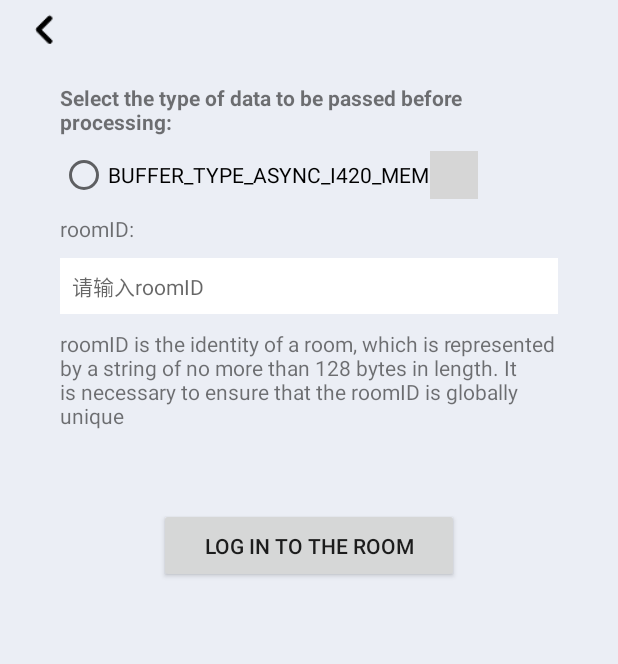
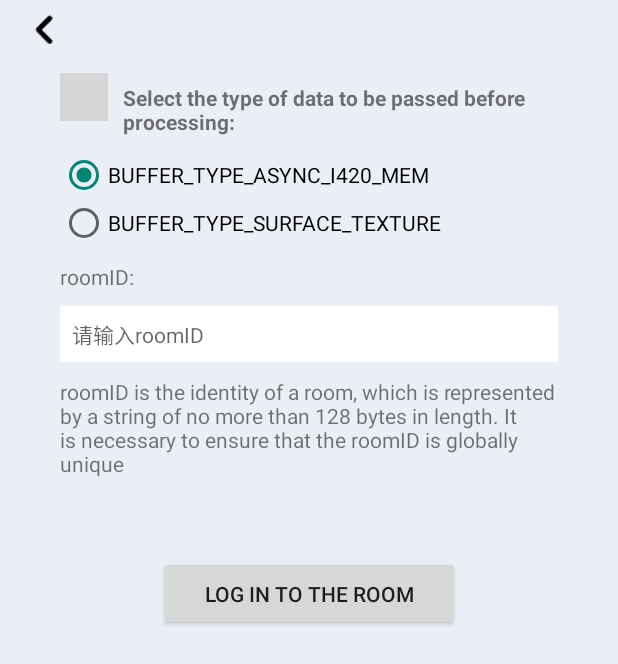
Before and after one commit to zegoim/zego-express-example-faceunity, an Android app: the screen it shows after launch (VideoFilterMainUI), on a phone screen of 412 x 824 dp. Shown: the top 664 px of the screen. Run offline under Robolectric (Android 15) with nearby library versions, the phone set to English and light mode, and no system bars; our stand-ins replace data binding; libraries missing offline, so code that uses them is left out: com.faceunity.wrapper, im.zego.zegoexpress; 9 statements that could not run were skipped; grey boxes are pictures that could not be loaded.

Commit message:
update: android: adapt new customcapture api

```diff
--- a/android/app/src/main/java/im/zego/expressample/faceu/demo/capture/VideoCaptureFromCamera.java
+++ b/android/app/src/main/java/im/zego/expressample/faceu/demo/capture/VideoCaptureFromCamera.java
@@ -602,9 +602,9 @@ public class VideoCaptureFromCamera extends IZegoCustomVideoCaptureHandler imple
 
         long now;
         if (Build.VERSION.SDK_INT >= Build.VERSION_CODES.JELLY_BEAN_MR1) {
-            now = SystemClock.elapsedRealtime();
+            now = SystemClock.elapsedRealtimeNanos();
         } else {
-            now = TimeUnit.MILLISECONDS.toMillis(SystemClock.elapsedRealtime());
+            now = TimeUnit.MILLISECONDS.toNanos(SystemClock.elapsedRealtime());
         }
 
          mFurenderer.onDrawFrame(data, mWidth, mHeight, data, mWidth, mHeight);
--- a/android/app/src/main/java/im/zego/expressample/faceu/demo/ui/VideoFilterMainUI.java
+++ b/android/app/src/main/java/im/zego/expressample/faceu/demo/ui/VideoFilterMainUI.java
@@ -6,6 +6,7 @@ import android.content.pm.PackageManager;
 import android.os.Build;
 import android.os.Bundle;
 import android.view.View;
+import android.widget.RadioGroup;
 import android.widget.Toast;
 
 import androidx.core.content.ContextCompat;
@@ -18,7 +19,6 @@ import im.zego.expresssample.faceu.demo.R;
 import im.zego.expresssample.faceu.demo.databinding.ActivityVideoFilterMainBinding;
 import im.zego.zegoexpress.ZegoExpressEngine;
 import im.zego.zegoexpress.constants.ZegoVideoBufferType;
-import im.zego.zegoexpress.entity.ZegoCustomVideoCaptureConfig;
 import im.zego.zegoexpress.entity.ZegoEngineConfig;
 
 public class VideoFilterMainUI extends Activity implements View.OnClickListener {
@@ -28,6 +28,7 @@ public class VideoFilterMainUI extends Activity implements View.OnClickListener
 
 
     private static final int REQUEST_PERMISSION_CODE = 101;
+    private ZegoVideoBufferType videoBufferType=ZegoVideoBufferType.RAW_DATA;
 
     @Override
     protected void onCreate(Bundle savedInstanceState) {
@@ -40,7 +41,7 @@ public class VideoFilterMainUI extends Activity implements View.OnClickListener
         setCheckedFilterTypeListener();
 
         // 前处理传递数据类型说明的点击事件监听
-        binding.asynI420MemDescribe.setOnClickListener(this);
+        binding.videoBufferTypeDescribe.setOnClickListener(this);
 
         binding.goBack.setOnClickListener(new View.OnClickListener() {
             @Override
@@ -60,11 +61,19 @@ public class VideoFilterMainUI extends Activity implements View.OnClickListener
 
     // 获取选定的前处理传递数据的类型
     public void setCheckedFilterTypeListener(){
-        binding.radioMem.setOnClickListener(new View.OnClickListener() {
+        binding.captureBufferType.setOnCheckedChangeListener(new RadioGroup.OnCheckedChangeListener() {
             @Override
-            public void onClick(View v) {
-                zegoEngineConfig.customVideoCaptureMainConfig = new ZegoCustomVideoCaptureConfig();
-                zegoEngineConfig.customVideoCaptureMainConfig.bufferType = ZegoVideoBufferType.RAW_DATA;
+            public void onCheckedChanged(RadioGroup group, int checkedId) {
+                switch (checkedId) {
+                    case R.id.radioMem:
+                        videoBufferType=ZegoVideoBufferType.RAW_DATA;
+                        break;
+                    case R.id.radioSurfaceTexture:
+                        videoBufferType=ZegoVideoBufferType.SURFACE_TEXTURE;
+                        break;
+                    default:
+                        break;
+                }
             }
         });
     }
@@ -97,7 +106,10 @@ public class VideoFilterMainUI extends Activity implements View.OnClickListener
             if (!"".equals(roomID)) {
                 ZegoExpressEngine.setEngineConfig(zegoEngineConfig);
                 // 跳转到创建并登录房间的页面
-                FUBeautyActivity.actionStart(VideoFilterMainUI.this, roomID);
+                Intent intent = new Intent(VideoFilterMainUI.this, FUBeautyActivity.class);
+                intent.putExtra("roomID", roomID);
+                intent.putExtra("videoBufferType", videoBufferType.value());
+                startActivity(intent);
             } else {
                 Toast.makeText(VideoFilterMainUI.this, "room id is no null", Toast.LENGTH_SHORT).show();
 
@@ -132,8 +144,8 @@ public class VideoFilterMainUI extends Activity implements View.OnClickListener
     @Override
     public void onClick(View v) {
         int id = v.getId();
-         if (id == R.id.asynI420MemDescribe) {
-            showPopWindows(getString(R.string.memTexture2D_describe), v);
+         if (id == R.id.videoBufferTypeDescribe) {
+            showPopWindows(getString(R.string.videoBufferType_describe), v);
         }
     }
 
--- a/android/app/src/main/res/layout/activity_video_filter_main.xml
+++ b/android/app/src/main/res/layout/activity_video_filter_main.xml
@@ -13,9 +13,9 @@
         android:orientation="vertical">
 
         <im.zego.expressample.faceu.demo.view.TitleLayout
-            app:name="@string/tx_video_filter"
             android:layout_width="match_parent"
-            android:layout_height="45dp">
+            android:layout_height="45dp"
+            app:name="@string/tx_video_filter">
 
             <Button
                 android:id="@+id/go_back"
@@ -31,16 +31,27 @@
             android:layout_width="match_parent"
             android:layout_height="wrap_content"
             android:orientation="vertical">
-
-            <TextView
+<LinearLayout
+    android:orientation="horizontal"
+    android:layout_width="match_parent"
+    android:layout_height="wrap_content">
+    <ImageView
+        android:layout_marginTop="3dp"
+        android:layout_marginLeft="40dp"
+        android:id="@+id/videoBufferTypeDescribe"
+        android:layout_width="32dp"
+        android:layout_height="32dp"
+        android:background="@mipmap/ic_mark" />
+    <TextView
                 android:layout_width="wrap_content"
                 android:layout_height="wrap_content"
-                android:layout_marginLeft="40dp"
+                android:layout_marginLeft="10dp"
                 android:layout_marginTop="10dp"
                 android:layout_marginRight="40dp"
-                android:textStyle="bold"
-                android:text="@string/tx_filter_type" />
+                android:text="@string/tx_filter_type"
+                android:textStyle="bold" />
 
+</LinearLayout>
             <LinearLayout
                 android:layout_width="match_parent"
                 android:layout_height="wrap_content"
@@ -49,27 +60,30 @@
                 android:layout_marginRight="40dp"
                 android:orientation="vertical">
 
+                <RadioGroup
+                    android:id="@+id/captureBufferType"
+                    android:layout_width="match_parent"
+                    android:layout_height="wrap_content">
 
-                <LinearLayout
-                    android:layout_width="wrap_content"
-                    android:layout_height="wrap_content"
-                    android:orientation="horizontal">
 
                     <RadioButton
                         android:id="@+id/radioMem"
-                        android:layout_width="0dp"
+                        android:layout_width="wrap_content"
                         android:layout_height="wrap_content"
-                        android:layout_weight="1"
+                        android:checked="true"
+
                         android:text="@string/tx_asyn_i420_mem" />
 
-                    <ImageView
-                        android:id="@+id/asynI420MemDescribe"
-                        android:layout_width="32dp"
-                        android:layout_height="32dp"
-                        android:background="@mipmap/ic_mark" />
 
-                </LinearLayout>
+                    <RadioButton
+                        android:id="@+id/radioSurfaceTexture"
+                        android:layout_width="wrap_content"
+                        android:layout_height="wrap_content"
 
+                        android:text="@string/tx_surface_texture" />
+
+
+                </RadioGroup>
 
             </LinearLayout>
 
@@ -99,7 +113,6 @@
 
             <im.zego.expressample.faceu.demo.view.CustomEditText
                 android:id="@+id/ed_room_id"
-                app:key="room_id"
                 android:layout_width="match_parent"
                 android:layout_height="wrap_content"
                 android:layout_marginLeft="40dp"
@@ -108,7 +121,8 @@
                 android:background="@color/white_color"
                 android:hint="请输入roomID"
                 android:padding="8dp"
-                android:textSize="14sp" />
+                android:textSize="14sp"
+                app:key="room_id" />
 
             <TextView
                 android:id="@+id/login_room"
@@ -125,11 +139,11 @@
                 android:id="@+id/authpack"
                 android:layout_width="match_parent"
                 android:layout_height="wrap_content"
+                android:layout_marginLeft="40dp"
                 android:layout_marginTop="10dp"
-                android:layout_marginLeft="40dp"
                 android:layout_marginRight="40dp"
-                android:textSize="@dimen/text_size_32"
-                android:textColor="@color/red"/>
+                android:textColor="@color/red"
+                android:textSize="@dimen/text_size_32" />
 
             <Button
                 android:id="@+id/loginBtn"
--- a/android/app/src/main/res/values/strings.xml
+++ b/android/app/src/main/res/values/strings.xml
@@ -11,6 +11,7 @@
 
     <string name="fu_base_debug">Resolution:\n\t%dX%d\nFPS: %d\nRender time:\n\t%dms</string>
 
+    <string name="videoBufferType_describe">i420Mem: asynchronous transfer of I420 image data  \n\n surface_texture:asynchronous transfer texture ID, SDK will throw RGBA32 image data, can pass the pre-processed texture ID to SDK </string>
 
     <string name="memTexture2D_describe"> asynchronous transfer texture ID, SDK will throw RGBA32 image data, can pass the pre-processed texture ID to SDK </string>
     through onProcessCallback method
```
Also changed, not shown: android/app/src/main/java/im/zego/expressample/faceu/demo/ui/FUBeautyActivity.java (+17 -4 lines), 2 other files.
